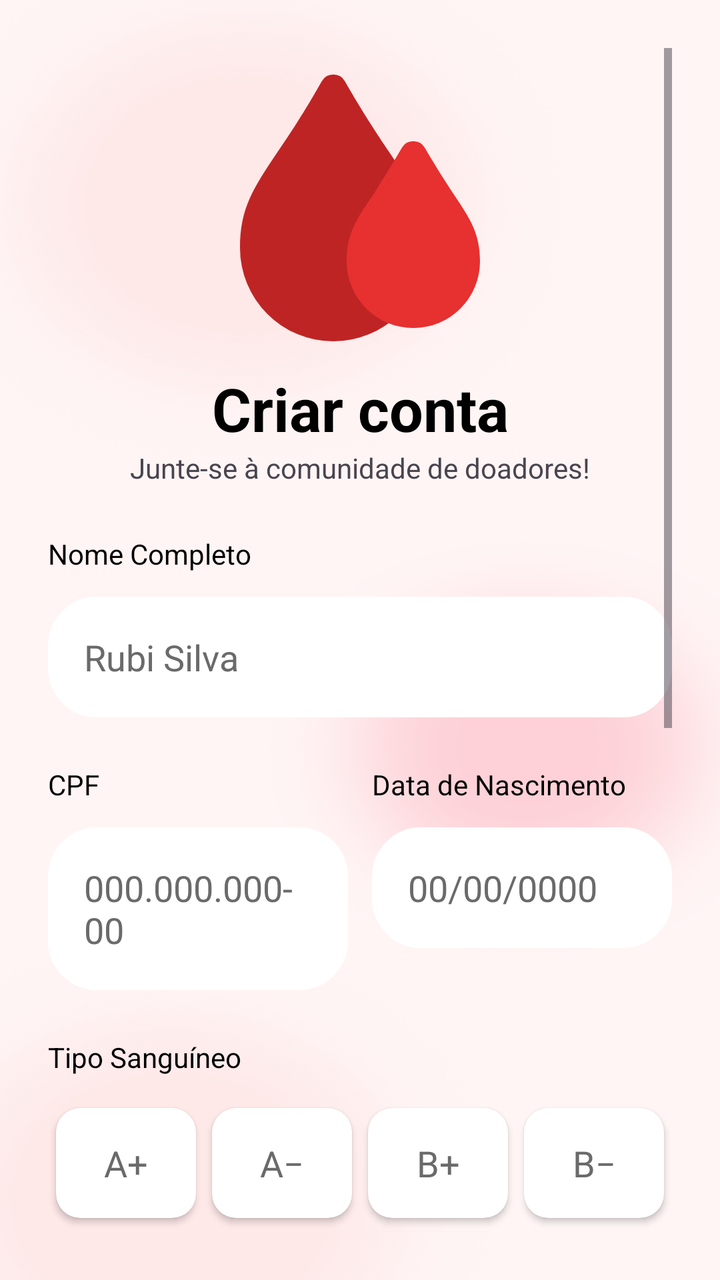
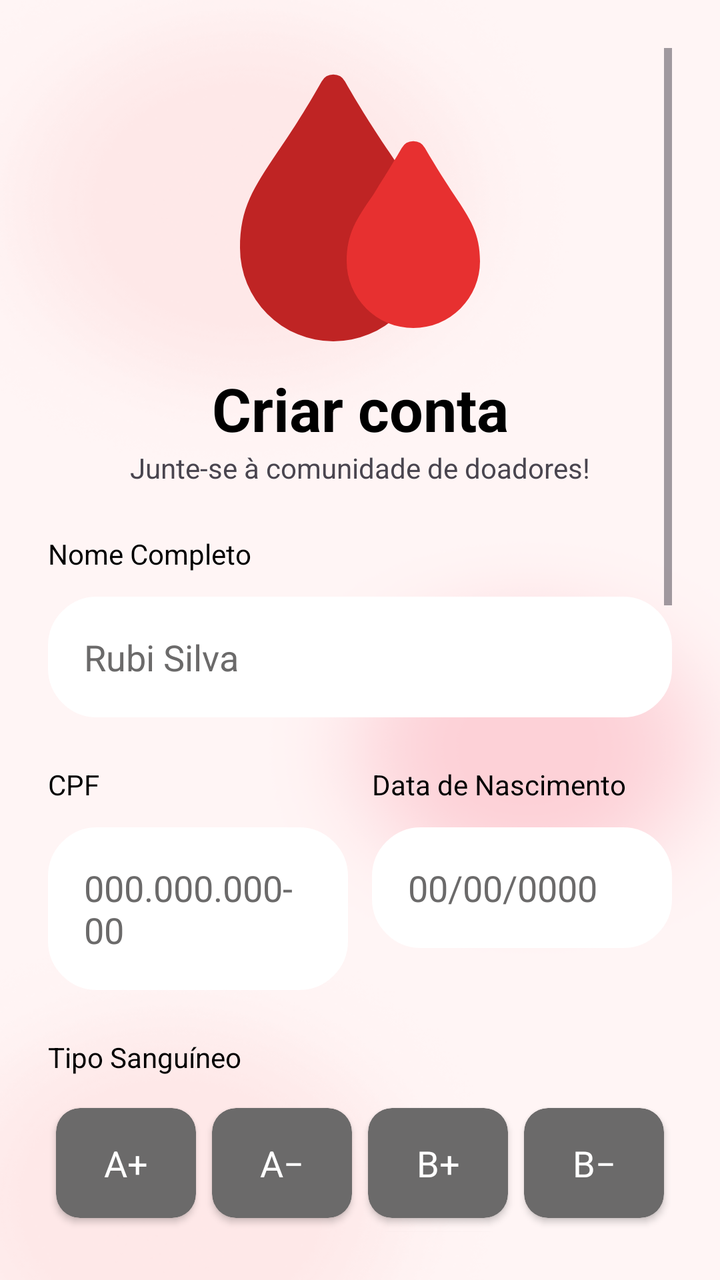

Screens rendered from an Android XML layout before and after an edit, with the pre-edit source and the edit as a unified diff.
<!-- AndroidManifest.xml: application theme Theme.Hemo_Conecta -->
<!-- res/layout/fragment_cadastro.xml -->
<?xml version="1.0" encoding="utf-8"?>
<ScrollView xmlns:android="http://schemas.android.com/apk/res/android"
    xmlns:app="http://schemas.android.com/apk/res-auto"
    xmlns:tools="http://schemas.android.com/tools"
    android:id="@+id/main"
    android:layout_width="match_parent"
    android:layout_height="match_parent"
    android:padding="24dp"
    android:background="@drawable/back_foto"
    android:fillViewport="true">

    <androidx.constraintlayout.widget.ConstraintLayout
        android:layout_width="match_parent"
        android:layout_height="match_parent">

        <LinearLayout
            android:id="@+id/linear1"
            android:layout_width="wrap_content"
            android:layout_height="wrap_content"
            android:orientation="vertical"
            app:layout_constraintEnd_toEndOf="parent"
            app:layout_constraintStart_toStartOf="parent"
            app:layout_constraintTop_toTopOf="parent">

            <ImageView
                android:id="@+id/imgLogo"
                android:layout_width="160dp"
                android:layout_height="160dp"
                android:src="@drawable/logo" />

        </LinearLayout>

        <TextView
            android:id="@+id/textLogo1"
            android:layout_width="wrap_content"
            android:layout_height="wrap_content"
            android:gravity="center"
            android:text="Criar conta"
            android:textColor="@color/black"
            android:textSize="30sp"
            android:textStyle="bold"
            app:layout_constraintEnd_toEndOf="parent"
            app:layout_constraintStart_toStartOf="parent"
            app:layout_constraintTop_toBottomOf="@+id/linear1" />

        <TextView
            android:id="@+id/text1"
            android:layout_width="wrap_content"
            android:layout_height="wrap_content"
            android:text="Junte-se à comunidade de doadores!"
            app:layout_constraintEnd_toEndOf="parent"
            app:layout_constraintStart_toStartOf="parent"
            app:layout_constraintTop_toBottomOf="@+id/textLogo1" />

        
        <LinearLayout
            android:layout_width="match_parent"
            android:layout_height="wrap_content"
            android:orientation="vertical"
            app:layout_constraintLeft_toLeftOf="parent"
            app:layout_constraintTop_toBottomOf="@id/text1"
            android:gravity="center"
            android:id="@+id/linear2">

            <TextView
                android:layout_width="match_parent"
                android:layout_height="wrap_content"
                android:text="Nome Completo"
                android:textSize="14sp"
                android:textColor="@color/black"
                android:layout_marginTop="24dp"/>

            <EditText
                android:layout_width="match_parent"
                android:layout_height="wrap_content"
                android:hint="Rubi Silva"
                android:textColor="@color/cinza"
                android:textColorHint="@color/cinza"
                android:textSize="18sp"
                android:background="@drawable/rounded_corner"
                android:backgroundTint="@color/white"
                android:padding="18dp"
                android:inputType="text"
                android:id="@+id/nome_input"
                android:layout_marginTop="12dp"/>

        </LinearLayout>


        
        <LinearLayout
            android:id="@+id/linear3"
            android:layout_width="match_parent"
            android:layout_height="wrap_content"
            android:orientation="horizontal"
            android:layout_marginTop="24dp"
            app:layout_constraintTop_toBottomOf="@id/linear2"
            app:layout_constraintStart_toStartOf="parent"
            app:layout_constraintEnd_toEndOf="parent">

            <LinearLayout
                android:layout_width="0dp"
                android:layout_height="wrap_content"
                android:layout_weight="1"
                android:orientation="vertical">

                <TextView
                    android:layout_width="wrap_content"
                    android:layout_height="wrap_content"
                    android:text="CPF"
                    android:textColor="@color/black"
                    android:textSize="14sp" />

                <EditText
                    android:layout_width="match_parent"
                    android:layout_height="wrap_content"
                    android:id="@+id/cpf_input"
                    android:hint="000.000.000-00"
                    android:textColor="@color/cinza"
                    android:textColorHint="@color/cinza"
                    android:textSize="18sp"
                    android:background="@drawable/rounded_corner"
                    android:padding="18dp"
                    android:layout_marginTop="12dp"
                    android:backgroundTint="@color/white"/>

            </LinearLayout>

            <Space
                android:layout_width="12dp"
                android:layout_height="1dp" />

            
            <LinearLayout
                android:layout_width="0dp"
                android:layout_height="wrap_content"
                android:layout_weight="1"
                android:orientation="vertical">

                <TextView
                    android:layout_width="wrap_content"
                    android:layout_height="wrap_content"
                    android:text="Data de Nascimento"
                    android:textColor="@color/black"
                    android:textSize="14sp" />

                <EditText
                    android:layout_width="match_parent"
                    android:layout_height="wrap_content"
                    android:id="@+id/nasc_input"
                    android:hint="00/00/0000"
                    android:textColor="@color/cinza"
                    android:textColorHint="@color/cinza"
                    android:textSize="18sp"
                    android:background="@drawable/rounded_corner"
                    android:padding="18dp"
                    android:layout_marginTop="12dp"
                    android:backgroundTint="@color/white"/>

            </LinearLayout>

        </LinearLayout>

        
        <LinearLayout
            android:layout_width="match_parent"
            android:layout_height="wrap_content"
            android:orientation="vertical"
            app:layout_constraintLeft_toLeftOf="parent"
            app:layout_constraintTop_toBottomOf="@id/linear3"
            android:gravity="center"
            android:id="@+id/linear4">

            <TextView
                android:layout_width="match_parent"
                android:layout_height="wrap_content"
                android:text="Tipo Sanguíneo"
                android:textSize="14sp"
                android:textColor="@color/black"
                android:layout_marginTop="24dp"/>

            <GridLayout
                android:layout_width="match_parent"
                android:layout_height="wrap_content"
                android:columnCount="4"
                android:rowCount="2"
                android:layout_marginTop="12dp"
                android:alignmentMode="alignMargins">

                <androidx.cardview.widget.CardView
                    android:id="@+id/cardApositivo"
                    android:layout_width="0dp"
                    android:layout_height="55dp"
                    android:layout_columnWeight="1"
                    android:layout_margin="4dp"
                    app:cardCornerRadius="12dp">

                    <TextView
                        android:layout_width="match_parent"
                        android:layout_height="match_parent"
                        android:text="A+"
                        android:textSize="18sp"
                        android:textColor="@color/cinza"
                        android:gravity="center"/>
                </androidx.cardview.widget.CardView>

                <androidx.cardview.widget.CardView
                    android:id="@+id/cardAnegativo"
                    android:layout_width="0dp"
                    android:layout_height="55dp"
                    android:layout_columnWeight="1"
                    android:layout_margin="4dp"
                    app:cardCornerRadius="12dp">

                    <TextView
                        android:layout_width="match_parent"
                        android:layout_height="match_parent"
                        android:text="A−"
                        android:textSize="18sp"
                        android:textColor="@color/cinza"
                        android:gravity="center"/>
                </androidx.cardview.widget.CardView>

                <androidx.cardview.widget.CardView
                    android:id="@+id/cardBpositivo"
                    android:layout_width="0dp"
                    android:layout_height="55dp"
                    android:layout_columnWeight="1"
                    android:layout_margin="4dp"
                    app:cardCornerRadius="12dp">

                    <TextView
                        android:layout_width="match_parent"
                        android:layout_height="match_parent"
                        android:text="B+"
                        android:textSize="18sp"
                        android:textColor="@color/cinza"
                        android:gravity="center"/>
                </androidx.cardview.widget.CardView>

                <androidx.cardview.widget.CardView
                    android:id="@+id/cardBnegativo"
                    android:layout_width="0dp"
                    android:layout_height="55dp"
                    android:layout_columnWeight="1"
                    android:layout_margin="4dp"
                    app:cardCornerRadius="12dp">

                    <TextView
                        android:layout_width="match_parent"
                        android:layout_height="match_parent"
                        android:text="B−"
                        android:textSize="18sp"
                        android:textColor="@color/cinza"
                        android:gravity="center"/>
                </androidx.cardview.widget.CardView>

                <androidx.cardview.widget.CardView
                    android:id="@+id/cardABpositivo"
                    android:layout_width="0dp"
                    android:layout_height="55dp"
                    android:layout_columnWeight="1"
                    android:layout_margin="4dp"
                    app:cardCornerRadius="12dp">

                    <TextView
                        android:layout_width="match_parent"
                        android:layout_height="match_parent"
                        android:text="AB+"
                        android:textSize="18sp"
                        android:textColor="@color/cinza"
                        android:gravity="center"/>
                </androidx.cardview.widget.CardView>

                <androidx.cardview.widget.CardView
                    android:id="@+id/cardABnegativo"
                    android:layout_width="0dp"
                    android:layout_height="55dp"
                    android:layout_columnWeight="1"
                    android:layout_margin="4dp"
                    app:cardCornerRadius="12dp">

                    <TextView
                        android:layout_width="match_parent"
                        android:layout_height="match_parent"
                        android:text="AB−"
                        android:textSize="18sp"
                        android:textColor="@color/cinza"
                        android:gravity="center"/>
                </androidx.cardview.widget.CardView>

                <androidx.cardview.widget.CardView
                    android:id="@+id/cardOpositivo"
                    android:layout_width="0dp"
                    android:layout_height="55dp"
                    android:layout_columnWeight="1"
                    android:layout_margin="4dp"
                    app:cardCornerRadius="12dp"
                    app:cardElevation="4dp">

                    <TextView
                        android:layout_width="match_parent"
                        android:layout_height="match_parent"
                        android:text="O+"
                        android:textSize="18sp"
                        android:textColor="@color/cinza"
                        android:gravity="center"/>
                </androidx.cardview.widget.CardView>

                <androidx.cardview.widget.CardView
                    android:id="@+id/cardOnegativo"
                    android:layout_width="0dp"
                    android:layout_height="55dp"
                    android:layout_columnWeight="1"
                    android:layout_margin="4dp"
                    app:cardCornerRadius="12dp">

                    <TextView
                        android:layout_width="match_parent"
                        android:layout_height="match_parent"
                        android:text="O−"
                        android:textSize="18sp"
                        android:textColor="@color/cinza"
                        android:gravity="center"/>
                </androidx.cardview.widget.CardView>

            </GridLayout>

            
            <TextView
                android:layout_width="match_parent"
                android:layout_height="wrap_content"
                android:text="E-mail"
                android:textSize="14sp"
                android:textColor="@color/black"
                android:layout_marginTop="24dp"/>

            <EditText
                android:layout_width="match_parent"
                android:layout_height="wrap_content"
                android:hint="seu@email.com"
                android:textColor="@color/cinza"
                android:textColorHint="@color/cinza"
                android:textSize="18sp"
                android:background="@drawable/rounded_corner"
                android:backgroundTint="@color/white"
                android:padding="18dp"
                android:inputType="text"
                android:id="@+id/emailCadastro_input"
                android:layout_marginTop="12dp"/>

            
            <TextView
                android:layout_width="match_parent"
                android:layout_height="wrap_content"
                android:text="Senha"
                android:textSize="14sp"
                android:textColor="@color/black"
                android:layout_marginTop="24dp"/>

            <EditText
                android:layout_width="match_parent"
                android:layout_height="wrap_content"
                android:hint="********"
                android:textColor="@color/cinza"
                android:textColorHint="@color/cinza"
                android:textSize="18sp"
                android:background="@drawable/rounded_corner"
                android:backgroundTint="@color/white"
                android:padding="18dp"
                android:inputType="text"
                android:id="@+id/senhaCadastro_input"
                android:layout_marginTop="12dp"/>

            
            <TextView
                android:layout_width="match_parent"
                android:layout_height="wrap_content"
                android:text="Confirme sua Senha"
                android:textSize="14sp"
                android:textColor="@color/black"
                android:layout_marginTop="24dp"/>

            <EditText
                android:layout_width="match_parent"
                android:layout_height="wrap_content"
                android:hint="********"
                android:textColor="@color/cinza"
                android:textColorHint="@color/cinza"
                android:textSize="18sp"
                android:background="@drawable/rounded_corner"
                android:backgroundTint="@color/white"
                android:padding="18dp"
                android:inputType="text"
                android:id="@+id/senhaConfirmacao_input"
                android:layout_marginTop="12dp"/>

            <Button
                android:layout_width="match_parent"
                android:layout_height="wrap_content"
                android:text="Cadastrar"
                android:textColor="@color/white"
                android:backgroundTint="@color/vermelho"
                android:padding="18dp"
                android:textSize="18sp"
                android:layout_marginTop="24dp"
                android:id="@+id/cadastro_bt" />

        </LinearLayout>
    </androidx.constraintlayout.widget.ConstraintLayout>

</ScrollView>
<!-- resources referenced by this layout -->
<resources>
  <color name="black">#000000</color>
  <color name="cinza">#6B6A6A</color>
  <color name="vermelho">#BF2424</color>
  <color name="white">#FFFFFF</color>
  <!-- drawable back_foto: png bitmap (drawable, 76642 bytes) -->
  <!-- drawable logo (drawable) -->
  <vector xmlns:android="http://schemas.android.com/apk/res/android" android:height="60dp" android:viewportHeight="24" android:viewportWidth="24" android:width="60dp">
      <path android:fillColor="#BF2424" android:pathData="M14.17,7.78c-0.89,-1.33 -2,-3 -3.3,-5.28a1,1 0,0 0,-1.74 0c-1.31,2.31 -2.41,4 -3.3,5.28C4,10.52 3,12 3,15a7,7 0,0 0,14 0C17,12 16,10.52 14.17,7.78Z"/>
      <path android:fillColor="#E73030" android:pathData="M19.05,11c-0.58,-0.88 -1.31,-2 -2.18,-3.5a1,1 0,0 0,-1.74 0C14.26,9 13.53,10.12 13,11 11.73,12.82 11,13.92 11,16a5,5 0,0 0,10 0C21,13.92 20.27,12.82 19.05,11Z"/>
  </vector>
  <!-- drawable rounded_corner (drawable) -->
  <?xml version="1.0" encoding="utf-8"?>
  <shape xmlns:android="http://schemas.android.com/apk/res/android"
      android:shape="rectangle">
      <corners android:radius="24dp"/>
      <stroke android:width="1dp" android:color="@color/white"/>
  
  </shape>
  <style name="Theme.Hemo_Conecta" parent="Base.Theme.Hemo_Conecta" />
  <style name="Base.Theme.Hemo_Conecta" parent="Theme.Material3.DayNight.NoActionBar">
          
          
      </style>
</resources>

<!-- the commit's change to res/layout/fragment_cadastro.xml (unified diff, before → after) -->
@@ -1,5 +1,6 @@
 <?xml version="1.0" encoding="utf-8"?>
-<ScrollView xmlns:android="http://schemas.android.com/apk/res/android"
+<ScrollView
+    xmlns:android="http://schemas.android.com/apk/res/android"
     xmlns:app="http://schemas.android.com/apk/res-auto"
     xmlns:tools="http://schemas.android.com/tools"
     android:id="@+id/main"
@@ -11,7 +12,7 @@
 
     <androidx.constraintlayout.widget.ConstraintLayout
         android:layout_width="match_parent"
-        android:layout_height="match_parent">
+        android:layout_height="wrap_content">
 
         <LinearLayout
             android:id="@+id/linear1"
@@ -85,7 +86,6 @@
                 android:layout_marginTop="12dp"/>
 
         </LinearLayout>
-
 
         
         <LinearLayout
@@ -156,9 +156,7 @@
                     android:padding="18dp"
                     android:layout_marginTop="12dp"
                     android:backgroundTint="@color/white"/>
-
             </LinearLayout>
-
         </LinearLayout>
 
         
@@ -193,14 +191,15 @@
                     android:layout_height="55dp"
                     android:layout_columnWeight="1"
                     android:layout_margin="4dp"
-                    app:cardCornerRadius="12dp">
+                    app:cardCornerRadius="12dp"
+                    app:cardBackgroundColor="@color/cinza">
 
                     <TextView
                         android:layout_width="match_parent"
                         android:layout_height="match_parent"
                         android:text="A+"
                         android:textSize="18sp"
-                        android:textColor="@color/cinza"
+                        android:textColor="@color/white"
                         android:gravity="center"/>
                 </androidx.cardview.widget.CardView>
 
@@ -210,14 +209,15 @@
                     android:layout_height="55dp"
                     android:layout_columnWeight="1"
                     android:layout_margin="4dp"
-                    app:cardCornerRadius="12dp">
+                    app:cardCornerRadius="12dp"
+                    app:cardBackgroundColor="@color/cinza">
 
                     <TextView
                         android:layout_width="match_parent"
                         android:layout_height="match_parent"
                         android:text="A−"
                         android:textSize="18sp"
-                        android:textColor="@color/cinza"
+                        android:textColor="@color/white"
                         android:gravity="center"/>
                 </androidx.cardview.widget.CardView>
 
@@ -227,14 +227,16 @@
                     android:layout_height="55dp"
                     android:layout_columnWeight="1"
                     android:layout_margin="4dp"
-                    app:cardCornerRadius="12dp">
-
-                    <TextView
+                    app:cardCornerRadius="12dp"
+                    app:cardBackgroundColor="@color/cinza">
+
+
+                <TextView
                         android:layout_width="match_parent"
                         android:layout_height="match_parent"
                         android:text="B+"
                         android:textSize="18sp"
-                        android:textColor="@color/cinza"
+                        android:textColor="@color/white"
                         android:gravity="center"/>
                 </androidx.cardview.widget.CardView>
 
@@ -244,14 +246,15 @@
                     android:layout_height="55dp"
                     android:layout_columnWeight="1"
                     android:layout_margin="4dp"
-                    app:cardCornerRadius="12dp">
+                    app:cardCornerRadius="12dp"
+                    app:cardBackgroundColor="@color/cinza">
 
                     <TextView
                         android:layout_width="match_parent"
                         android:layout_height="match_parent"
                         android:text="B−"
                         android:textSize="18sp"
-                        android:textColor="@color/cinza"
+                        android:textColor="@color/white"
                         android:gravity="center"/>
                 </androidx.cardview.widget.CardView>
 
@@ -261,14 +264,15 @@
                     android:layout_height="55dp"
                     android:layout_columnWeight="1"
                     android:layout_margin="4dp"
-                    app:cardCornerRadius="12dp">
+                    app:cardCornerRadius="12dp"
+                    app:cardBackgroundColor="@color/cinza">
 
                     <TextView
                         android:layout_width="match_parent"
                         android:layout_height="match_parent"
                         android:text="AB+"
                         android:textSize="18sp"
-                        android:textColor="@color/cinza"
+                        android:textColor="@color/white"
                         android:gravity="center"/>
                 </androidx.cardview.widget.CardView>
 
@@ -278,14 +282,15 @@
                     android:layout_height="55dp"
                     android:layout_columnWeight="1"
                     android:layout_margin="4dp"
-                    app:cardCornerRadius="12dp">
+                    app:cardCornerRadius="12dp"
+                    app:cardBackgroundColor="@color/cinza">
 
                     <TextView
                         android:layout_width="match_parent"
                         android:layout_height="match_parent"
                         android:text="AB−"
                         android:textSize="18sp"
-                        android:textColor="@color/cinza"
+                        android:textColor="@color/white"
                         android:gravity="center"/>
                 </androidx.cardview.widget.CardView>
 
@@ -296,14 +301,15 @@
                     android:layout_columnWeight="1"
                     android:layout_margin="4dp"
                     app:cardCornerRadius="12dp"
-                    app:cardElevation="4dp">
+                    app:cardElevation="4dp"
+                    app:cardBackgroundColor="@color/cinza">
 
                     <TextView
                         android:layout_width="match_parent"
                         android:layout_height="match_parent"
                         android:text="O+"
                         android:textSize="18sp"
-                        android:textColor="@color/cinza"
+                        android:textColor="@color/white"
                         android:gravity="center"/>
                 </androidx.cardview.widget.CardView>
 
@@ -313,27 +319,69 @@
                     android:layout_height="55dp"
                     android:layout_columnWeight="1"
                     android:layout_margin="4dp"
-                    app:cardCornerRadius="12dp">
+                    app:cardCornerRadius="12dp"
+                    app:cardBackgroundColor="@color/cinza">
 
                     <TextView
                         android:layout_width="match_parent"
                         android:layout_height="match_parent"
                         android:text="O−"
                         android:textSize="18sp"
-                        android:textColor="@color/cinza"
-                        android:gravity="center"/>
-                </androidx.cardview.widget.CardView>
-
+                        android:textColor="@color/white"
+                        android:gravity="center"/>
+                </androidx.cardview.widget.CardView>
             </GridLayout>
 
             
             <TextView
                 android:layout_width="match_parent"
                 android:layout_height="wrap_content"
+                android:text="Que tipo de doador você é?"
+                android:textSize="14sp"
+                android:textColor="@color/black"
+                android:layout_marginTop="24dp"/>
+
+            <RadioGroup
+                android:id="@+id/radio_group_doador"
+                android:layout_width="match_parent"
+                android:layout_height="wrap_content"
+                android:layout_marginTop="10dp">
+
+            <RadioButton
+                android:id="@+id/option_doador_sangue"
+                android:layout_width="match_parent"
+                android:layout_height="wrap_content"
+                android:text="Sou apenas doador de sangue"/>
+
+            <RadioButton
+                android:id="@+id/option_doador_medula"
+                android:layout_width="match_parent"
+                android:layout_height="wrap_content"
+                android:text="Sou apenas doador de medula óssea"/>
+
+            <RadioButton
+                android:id="@+id/option_doador_ambos"
+                android:layout_width="match_parent"
+                android:layout_height="wrap_content"
+                android:text="Sou doador de sangue e de medula óssea"/>
+
+            <RadioButton
+                android:id="@+id/option_nao_doador"
+                android:layout_width="match_parent"
+                android:layout_height="wrap_content"
+                android:text="Não sou doador de sangue e nem de medula óssea"/>
+        </RadioGroup>
+
+            
+            <TextView
+                android:id="@+id/text_email"
+                android:layout_width="match_parent"
+                android:layout_height="wrap_content"
                 android:text="E-mail"
                 android:textSize="14sp"
                 android:textColor="@color/black"
-                android:layout_marginTop="24dp"/>
+                android:layout_marginTop="24dp"
+                app:layout_constraintTop_toBottomOf="@id/radio_group_doador"/>
 
             <EditText
                 android:layout_width="match_parent"
@@ -347,16 +395,19 @@
                 android:padding="18dp"
                 android:inputType="text"
                 android:id="@+id/emailCadastro_input"
-                android:layout_marginTop="12dp"/>
+                android:layout_marginTop="12dp"
+                app:layout_constraintTop_toBottomOf="@id/text_email"/>
 
             
             <TextView
+                android:id="@+id/text_senha"
                 android:layout_width="match_parent"
                 android:layout_height="wrap_content"
                 android:text="Senha"
                 android:textSize="14sp"
                 android:textColor="@color/black"
-                android:layout_marginTop="24dp"/>
+                android:layout_marginTop="24dp"
+                app:layout_constraintTop_toBottomOf="@id/emailCadastro_input"/>
 
             <EditText
                 android:layout_width="match_parent"
@@ -370,16 +421,19 @@
                 android:padding="18dp"
                 android:inputType="text"
                 android:id="@+id/senhaCadastro_input"
-                android:layout_marginTop="12dp"/>
+                android:layout_marginTop="12dp"
+                app:layout_constraintTop_toBottomOf="@id/text_senha"/>
 
             
             <TextView
+                android:id="@+id/confirmar_senha"
                 android:layout_width="match_parent"
                 android:layout_height="wrap_content"
                 android:text="Confirme sua Senha"
                 android:textSize="14sp"
                 android:textColor="@color/black"
-                android:layout_marginTop="24dp"/>
+                android:layout_marginTop="24dp"
+                app:layout_constraintTop_toBottomOf="@id/senhaCadastro_input"/>
 
             <EditText
                 android:layout_width="match_parent"
@@ -393,7 +447,8 @@
                 android:padding="18dp"
                 android:inputType="text"
                 android:id="@+id/senhaConfirmacao_input"
-                android:layout_marginTop="12dp"/>
+                android:layout_marginTop="12dp"
+                app:layout_constraintTop_toBottomOf="@id/confirmar_senha"/>
 
             <Button
                 android:layout_width="match_parent"
@@ -404,7 +459,8 @@
                 android:padding="18dp"
                 android:textSize="18sp"
                 android:layout_marginTop="24dp"
-                android:id="@+id/cadastro_bt" />
+                android:id="@+id/buttonCadastro"
+                app:layout_constraintTop_toBottomOf="@id/senhaConfirmacao_input"/>
 
         </LinearLayout>
     </androidx.constraintlayout.widget.ConstraintLayout>
